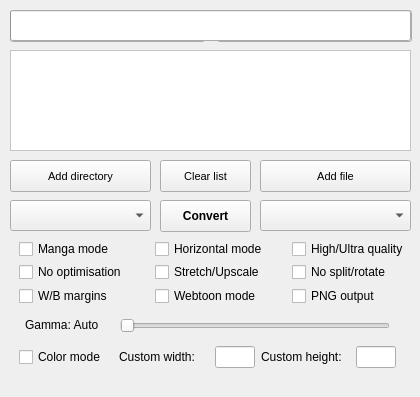
Old version of the form KCC.ui in the repository ciromattia/kcc.
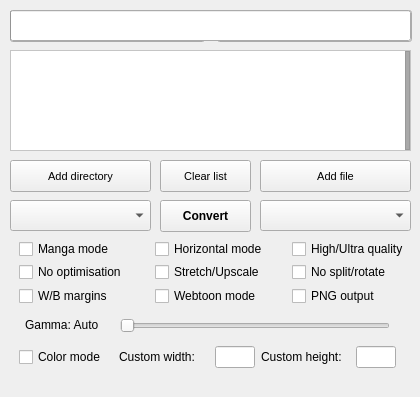
New version of the form. Icons and pictures are not drawn.

```diff
--- a/KCC.ui
+++ b/KCC.ui
@@ -385,6 +385,9 @@
     <property name="styleSheet">
      <string notr="true">QListWidget#JobList {background:#ffffff;background-image:url(:/Other/icons/list_background.png);background-position:center center;background-repeat:no-repeat;}QScrollBar:vertical{border:1px solid #999;background:#FFF;width:5px;margin:0}QScrollBar::handle:vertical{background:DarkGray;min-height:0}QScrollBar::add-line:vertical{height:0;background:DarkGray;subcontrol-position:bottom;subcontrol-origin:margin}QScrollBar::sub-line:vertical{height:0;background:DarkGray;subcontrol-position:top;subcontrol-origin:margin}QScrollBar:horizontal{border:1px solid #999;background:#FFF;height:5px;margin:0}QScrollBar::handle:horizontal{background:DarkGray;min-width:0}QScrollBar::add-line:horizontal{width:0;background:DarkGray;subcontrol-position:bottom;subcontrol-origin:margin}QScrollBar::sub-line:horizontal{width:0;background:DarkGray;subcontrol-position:top;subcontrol-origin:margin}</string>
     </property>
+    <property name="verticalScrollBarPolicy">
+     <enum>Qt::ScrollBarAlwaysOn</enum>
+    </property>
     <property name="showDropIndicator" stdset="0">
      <bool>false</bool>
     </property>
```
Left out of the diff: 6 changed lines with no effect on the pictures.
